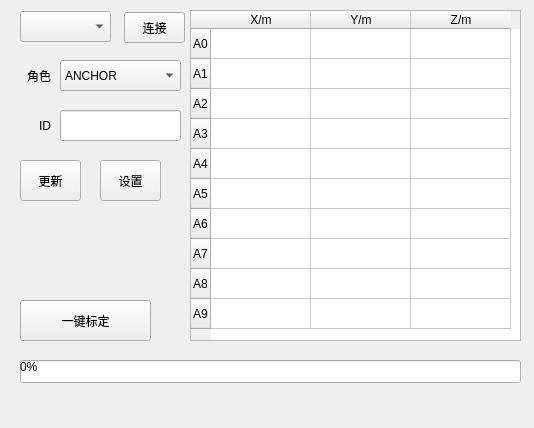
Before: the Qt Designer form UAVManage/placeinfodialog.ui in gessd/UAVManage, drawn with Qt 5.
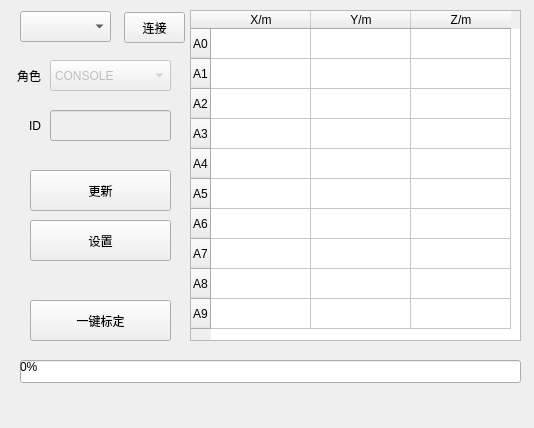
After: the same form once the commit is applied.

Commit message: 基站标定问题修改

The edit to the form file:
```diff
--- a/UAVManage/placeinfodialog.ui
+++ b/UAVManage/placeinfodialog.ui
@@ -42,9 +42,9 @@
   <widget class="QToolButton" name="btnRead">
    <property name="geometry">
     <rect>
-     <x>20</x>
-     <y>160</y>
-     <width>61</width>
+     <x>30</x>
+     <y>170</y>
+     <width>141</width>
      <height>41</height>
     </rect>
    </property>
@@ -55,9 +55,9 @@
   <widget class="QToolButton" name="btnWrite">
    <property name="geometry">
     <rect>
-     <x>100</x>
-     <y>160</y>
-     <width>61</width>
+     <x>30</x>
+     <y>220</y>
+     <width>141</width>
      <height>41</height>
     </rect>
    </property>
@@ -68,9 +68,9 @@
   <widget class="QToolButton" name="btnOnekey">
    <property name="geometry">
     <rect>
-     <x>20</x>
+     <x>30</x>
      <y>300</y>
-     <width>131</width>
+     <width>141</width>
      <height>41</height>
     </rect>
    </property>
@@ -79,14 +79,20 @@
    </property>
   </widget>
   <widget class="QComboBox" name="comboBox_role">
+   <property name="enabled">
+    <bool>false</bool>
+   </property>
    <property name="geometry">
     <rect>
-     <x>60</x>
+     <x>50</x>
      <y>60</y>
      <width>121</width>
      <height>31</height>
     </rect>
    </property>
+   <property name="currentIndex">
+    <number>2</number>
+   </property>
    <item>
     <property name="text">
      <string>ANCHOR</string>
@@ -106,7 +112,7 @@
   <widget class="QLabel" name="label">
    <property name="geometry">
     <rect>
-     <x>10</x>
+     <x>0</x>
      <y>60</y>
      <width>41</width>
      <height>31</height>
@@ -201,9 +207,12 @@
    </column>
   </widget>
   <widget class="QLineEdit" name="lineEdit_ID">
+   <property name="enabled">
+    <bool>false</bool>
+   </property>
    <property name="geometry">
     <rect>
-     <x>60</x>
+     <x>50</x>
      <y>110</y>
      <width>121</width>
      <height>31</height>
@@ -213,7 +222,7 @@
   <widget class="QLabel" name="label_2">
    <property name="geometry">
     <rect>
-     <x>10</x>
+     <x>0</x>
      <y>110</y>
      <width>41</width>
      <height>31</height>
```
Left out of the diff: 3 changed lines with no effect on the pictures. The commit also changes 1 other file.
